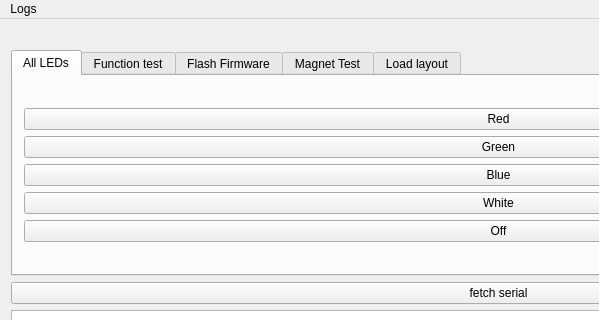
The window that combined_tests/mainwindow.ui (Dygmalab/assembly_tests) describes before a commit, drawn with Qt 5; both pictures show x 0 to 599 and y 0 to 320 of the 997 by 655 pixel window.
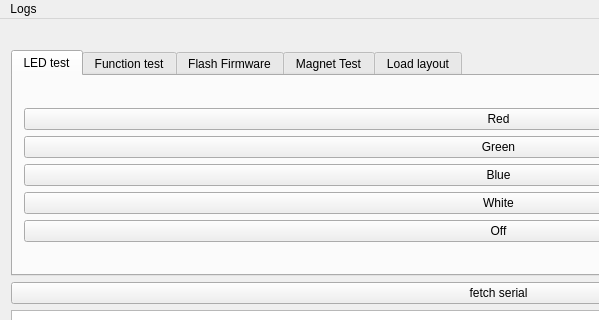
The same window after the commit. The open tabs and pages were chosen to show the change. Icons and pictures are not drawn.

Commit message: renamed tab and lower case n

Patch:
```diff
--- a/combined_tests/mainwindow.ui
+++ b/combined_tests/mainwindow.ui
@@ -55,7 +55,7 @@
         </property>
         <widget class="QWidget" name="light_tab">
          <attribute name="title">
-          <string>All LEDs</string>
+          <string>LED test</string>
          </attribute>
          <layout class="QVBoxLayout" name="verticalLayout_3">
           <item>
```
Left out of the diff: 2 changed lines with no effect on the pictures. The commit also changes 2 other files.
